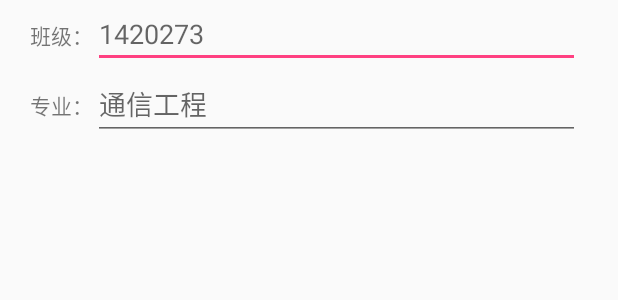
After one commit to ShawnFeng0/CampusAttendance, an Android app: the layout dialog_add_group.xml on its own in the app's theme, with its tools: preview values and no code run, on a phone screen of 412 x 824 dp. The commit adds this screen. Shown: the top 300 px of the screen. Run offline under Robolectric (Android 15) with nearby library versions, the phone set to English and light mode, and no system bars.

Commit message:
add group dialog

```diff
--- a/app/src/main/AndroidManifest.xml
+++ b/app/src/main/AndroidManifest.xml
@@ -21,7 +21,7 @@
             </intent-filter>
         </activity>
         <activity android:name=".RegisterActivity" />
-        <activity android:name=".toolbar.GroupView"></activity>
+        <activity android:name=".toolbar.GroupViewActivity"></activity>
     </application>
 
 </manifest>
--- a/app/src/main/assets/litepal.xml
+++ b/app/src/main/assets/litepal.xml
@@ -1,8 +1,8 @@
 <?xml version="1.0" encoding="utf-8"?>
 <litepal>
-    <dbname value="Face" ></dbname>
+    <dbname value="Face" />
 
-    <version value="3" ></version>
+    <version value="4" />
 
     <list>
         <mapping class="com.example.fengs.campusattendance.database.GroupDB" />
--- a/app/src/main/java/com/example/fengs/campusattendance/GroupAdapter.java
+++ b/app/src/main/java/com/example/fengs/campusattendance/GroupAdapter.java
@@ -5,6 +5,7 @@ import android.support.v7.widget.RecyclerView;
 import android.view.LayoutInflater;
 import android.view.View;
 import android.view.ViewGroup;
+import android.widget.Button;
 import android.widget.TextView;
 import android.widget.Toast;
 
--- /dev/null
+++ b/app/src/main/res/layout/dialog_add_group.xml
@@ -0,0 +1,42 @@
+<?xml version="1.0" encoding="utf-8"?>
+<LinearLayout
+    xmlns:android="http://schemas.android.com/apk/res/android"
+    android:layout_width="match_parent"
+    android:layout_height="match_parent"
+    android:orientation="vertical">
+
+    <LinearLayout
+        android:layout_marginStart="20dp"
+        android:layout_marginEnd="25dp"
+        android:orientation="horizontal"
+        android:layout_width="match_parent"
+        android:layout_height="wrap_content">
+        <TextView
+            android:text="班级："
+            android:layout_width="wrap_content"
+            android:layout_height="wrap_content" />
+        <EditText
+            android:id="@+id/edit_view_groupID"
+            android:layout_width="match_parent"
+            android:layout_height="wrap_content"
+            android:hint="1420273"/>
+    </LinearLayout>
+
+    <LinearLayout
+        android:layout_marginStart="20dp"
+        android:layout_marginEnd="25dp"
+        android:orientation="horizontal"
+        android:layout_width="match_parent"
+        android:layout_height="wrap_content">
+        <TextView
+            android:text="专业："
+            android:layout_width="wrap_content"
+            android:layout_height="wrap_content" />
+        <EditText
+            android:id="@+id/edit_view_group_name"
+            android:layout_width="match_parent"
+            android:layout_height="wrap_content"
+            android:hint="通信工程"/>
+    </LinearLayout>
+
+</LinearLayout>
--- a/app/src/main/res/layout/group_item.xml
+++ b/app/src/main/res/layout/group_item.xml
@@ -1,5 +1,5 @@
 <?xml version="1.0" encoding="utf-8"?>
-<LinearLayout xmlns:android="http://schemas.android.com/apk/res/android"
+<FrameLayout xmlns:android="http://schemas.android.com/apk/res/android"
     android:orientation="vertical"
     android:layout_width="match_parent"
     android:layout_height="wrap_content"
@@ -11,4 +11,4 @@
         android:layout_height="wrap_content"
         android:layout_gravity="start"/>
 
-</LinearLayout>
+</FrameLayout>
```
Also changed, not shown: app/src/main/java/com/example/fengs/campusattendance/MainActivity.java (+8 -6 lines), app/src/main/java/com/example/fengs/campusattendance/database/Face.java (+10 -9 lines), app/src/main/java/com/example/fengs/campusattendance/database/GroupDB.java (+4 -8 lines), app/src/main/java/com/example/fengs/campusattendance/toolbar/GroupView.java (deleted, +0 -44 lines), app/src/main/java/com/example/fengs/campusattendance/toolbar/GroupViewActivity.java (added, +89 -0 lines), app/src/main/res/layout/activity_group_view.xml (+13 -3 lines), app/src/main/res/layout/dialog_register.xml (added, +12 -0 lines), app/src/main/res/drawable-xxhdpi/addpeople.png, app/src/main/res/drawable-xxhdpi/group.png.
